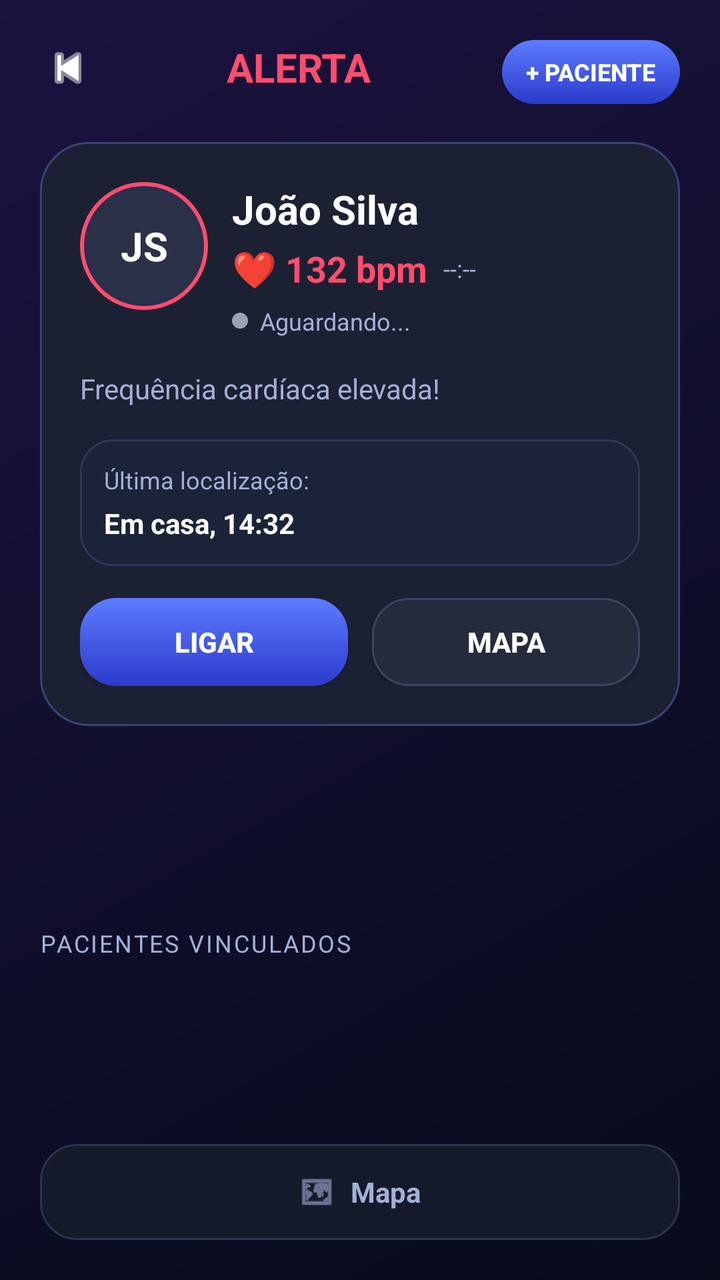
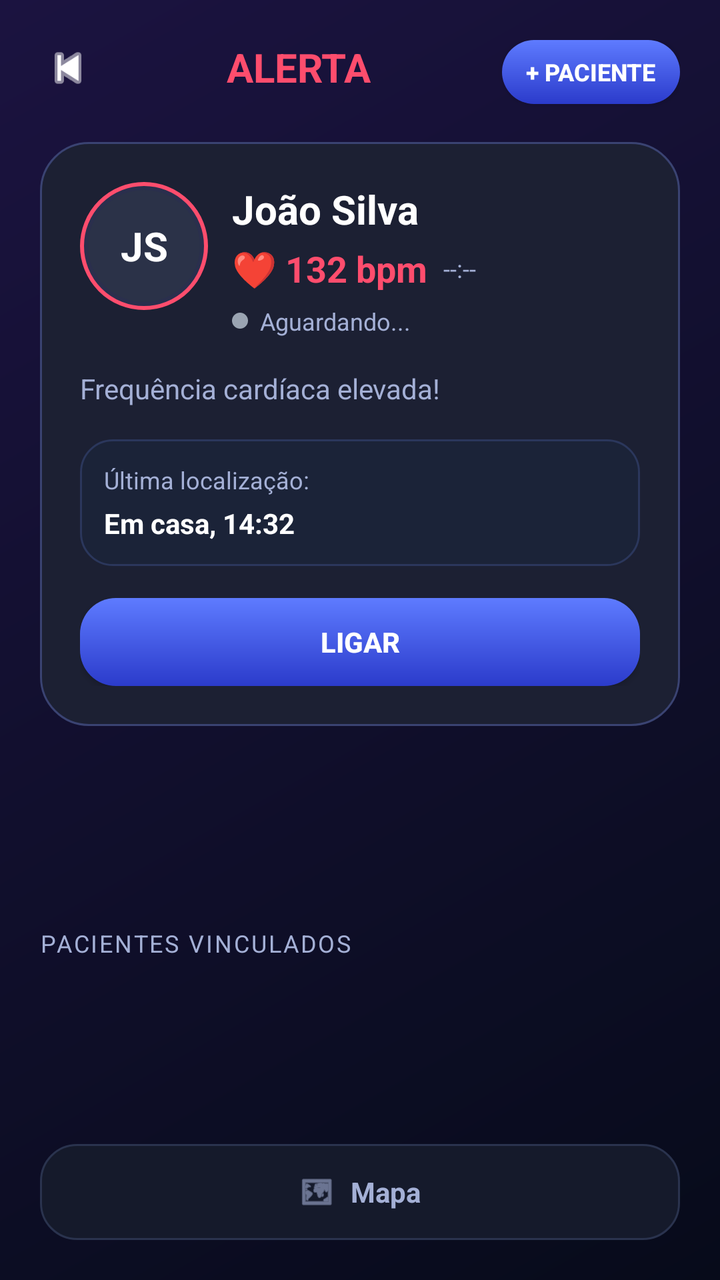

Before-and-after screenshots of an Android layout around one commit, followed by the original layout XML and the change that was made.
<!-- AndroidManifest.xml: activity theme Theme.AppCompat.DayNight.NoActionBar -->
<!-- res/layout/activity_caregiver.xml -->
<?xml version="1.0" encoding="utf-8"?>
<androidx.constraintlayout.widget.ConstraintLayout xmlns:android="http://schemas.android.com/apk/res/android"
    xmlns:app="http://schemas.android.com/apk/res-auto"
    xmlns:tools="http://schemas.android.com/tools"
    android:id="@+id/cl_caregiver_root"
    android:layout_width="match_parent"
    android:layout_height="match_parent"
    android:background="@drawable/bg_caregiver_screen"
    android:padding="20dp"
    tools:context=".CaregiverActivity">

    <ImageView
        android:id="@+id/iv_back"
        android:layout_width="28dp"
        android:layout_height="28dp"
        android:contentDescription="@string/caregiver_back"
        android:src="@android:drawable/ic_media_previous"
        android:tint="@color/caregiver_text_primary"
        app:layout_constraintStart_toStartOf="parent"
        app:layout_constraintTop_toTopOf="parent" />

    <TextView
        android:id="@+id/tv_alert_title"
        android:layout_width="wrap_content"
        android:layout_height="wrap_content"
        android:text="@string/caregiver_alert_title"
        android:textColor="@color/caregiver_alert_red"
        android:textSize="20sp"
        android:textStyle="bold"
        app:layout_constraintEnd_toStartOf="@id/btn_add_paciente"
        app:layout_constraintStart_toEndOf="@id/iv_back"
        app:layout_constraintTop_toTopOf="parent" />

    <Button
        android:id="@+id/btn_add_paciente"
        android:layout_width="wrap_content"
        android:layout_height="32dp"
        android:background="@drawable/bg_caregiver_button_primary"
        android:paddingStart="12dp"
        android:paddingEnd="12dp"
        android:text="+ Paciente"
        android:textColor="@color/caregiver_text_primary"
        android:textSize="12sp"
        android:textStyle="bold"
        app:layout_constraintEnd_toEndOf="parent"
        app:layout_constraintTop_toTopOf="parent" />

    <androidx.constraintlayout.widget.ConstraintLayout
        android:id="@+id/card_alert"
        android:layout_width="0dp"
        android:layout_height="wrap_content"
        android:background="@drawable/bg_caregiver_card"
        android:padding="20dp"
        app:layout_constraintEnd_toEndOf="parent"
        app:layout_constraintStart_toStartOf="parent"
        app:layout_constraintTop_toBottomOf="@id/tv_alert_title"
        android:layout_marginTop="24dp">

        <FrameLayout
            android:id="@+id/avatar_container"
            android:layout_width="64dp"
            android:layout_height="64dp"
            android:background="@drawable/bg_caregiver_avatar_ring"
            android:padding="4dp"
            app:layout_constraintStart_toStartOf="parent"
            app:layout_constraintTop_toTopOf="parent">

            <TextView
                android:id="@+id/tv_avatar_initials"
                android:layout_width="match_parent"
                android:layout_height="match_parent"
                android:background="@drawable/bg_caregiver_avatar_inner"
                android:gravity="center"
                android:text="@string/caregiver_patient_initials"
                android:textColor="@color/caregiver_text_primary"
                android:textSize="20sp"
                android:textStyle="bold" />
        </FrameLayout>

        <TextView
            android:id="@+id/tv_patient_name"
            android:layout_width="wrap_content"
            android:layout_height="wrap_content"
            android:text="@string/caregiver_patient_name"
            android:textColor="@color/caregiver_text_primary"
            android:textSize="20sp"
            android:textStyle="bold"
            app:layout_constraintStart_toEndOf="@id/avatar_container"
            app:layout_constraintTop_toTopOf="@id/avatar_container"
            android:layout_marginStart="12dp" />

        <TextView
            android:id="@+id/tv_bpm_value"
            android:layout_width="wrap_content"
            android:layout_height="wrap_content"
            android:text="@string/caregiver_bpm_value"
            android:textColor="@color/caregiver_alert_red"
            android:textSize="18sp"
            android:textStyle="bold"
            app:layout_constraintStart_toEndOf="@id/avatar_container"
            app:layout_constraintTop_toBottomOf="@id/tv_patient_name"
            android:layout_marginStart="12dp"
            android:layout_marginTop="4dp" />

        <TextView
            android:id="@+id/tv_bpm_timestamp"
            android:layout_width="wrap_content"
            android:layout_height="wrap_content"
            android:text="--:--"
            android:textColor="@color/caregiver_text_secondary"
            android:textSize="12sp"
            app:layout_constraintBottom_toBottomOf="@id/tv_bpm_value"
            app:layout_constraintStart_toEndOf="@id/tv_bpm_value"
            app:layout_constraintTop_toTopOf="@id/tv_bpm_value"
            android:layout_marginStart="8dp" />

        
        <LinearLayout
            android:id="@+id/ll_status_monitoramento"
            android:layout_width="wrap_content"
            android:layout_height="wrap_content"
            android:orientation="horizontal"
            android:gravity="center_vertical"
            app:layout_constraintStart_toEndOf="@id/avatar_container"
            app:layout_constraintTop_toBottomOf="@id/tv_bpm_value"
            android:layout_marginStart="12dp"
            android:layout_marginTop="6dp">

            <View
                android:id="@+id/v_status_dot"
                android:layout_width="8dp"
                android:layout_height="8dp"
                android:background="@drawable/bg_status_dot"
                android:layout_marginEnd="6dp" />

            <TextView
                android:id="@+id/tv_status_monitoramento"
                android:layout_width="wrap_content"
                android:layout_height="wrap_content"
                android:text="Aguardando..."
                android:textColor="@color/caregiver_text_secondary"
                android:textSize="12sp" />
        </LinearLayout>

        <TextView
            android:id="@+id/tv_alert_message"
            android:layout_width="0dp"
            android:layout_height="wrap_content"
            android:text="@string/caregiver_alert_message"
            android:textColor="@color/caregiver_text_secondary"
            android:textSize="14sp"
            app:layout_constraintStart_toStartOf="parent"
            app:layout_constraintTop_toBottomOf="@id/ll_status_monitoramento"
            app:layout_constraintEnd_toEndOf="parent"
            android:layout_marginTop="16dp" />

        <LinearLayout
            android:id="@+id/location_container"
            android:layout_width="0dp"
            android:layout_height="wrap_content"
            android:background="@drawable/bg_caregiver_pill"
            android:orientation="vertical"
            android:padding="12dp"
            app:layout_constraintStart_toStartOf="parent"
            app:layout_constraintTop_toBottomOf="@id/tv_alert_message"
            app:layout_constraintEnd_toEndOf="parent"
            android:layout_marginTop="16dp">

            <TextView
                android:id="@+id/tv_location_label"
                android:layout_width="wrap_content"
                android:layout_height="wrap_content"
                android:text="@string/caregiver_last_location_label"
                android:textColor="@color/caregiver_text_secondary"
                android:textSize="12sp" />

            <TextView
                android:id="@+id/tv_location_value"
                android:layout_width="wrap_content"
                android:layout_height="wrap_content"
                android:layout_marginTop="4dp"
                android:text="@string/caregiver_last_location_value"
                android:textColor="@color/caregiver_text_primary"
                android:textSize="14sp"
                android:textStyle="bold" />
        </LinearLayout>

        <LinearLayout
            android:id="@+id/actions_container"
            android:layout_width="0dp"
            android:layout_height="wrap_content"
            android:orientation="horizontal"
            app:layout_constraintStart_toStartOf="parent"
            app:layout_constraintTop_toBottomOf="@id/location_container"
            app:layout_constraintEnd_toEndOf="parent"
            android:layout_marginTop="16dp">

            <Button
                android:id="@+id/btn_call"
                android:layout_width="0dp"
                android:layout_height="44dp"
                android:layout_weight="1"
                android:background="@drawable/bg_caregiver_button_primary"
                android:text="@string/caregiver_call_button"
                android:textColor="@color/caregiver_text_primary"
                android:textStyle="bold" />

            <Space
                android:layout_width="12dp"
                android:layout_height="wrap_content" />

            <Button
                android:id="@+id/btn_map"
                android:layout_width="0dp"
                android:layout_height="44dp"
                android:layout_weight="1"
                android:background="@drawable/bg_caregiver_button_secondary"
                android:text="@string/caregiver_map_button"
                android:textColor="@color/caregiver_text_primary"
                android:textStyle="bold" />
        </LinearLayout>
    </androidx.constraintlayout.widget.ConstraintLayout>

    <LinearLayout
        android:id="@+id/section_pacientes"
        android:layout_width="0dp"
        android:layout_height="wrap_content"
        android:orientation="vertical"
        app:layout_constraintTop_toBottomOf="@id/card_alert"
        app:layout_constraintStart_toStartOf="parent"
        app:layout_constraintEnd_toEndOf="parent"
        app:layout_constraintBottom_toTopOf="@id/bottom_map"
        android:layout_marginTop="20dp">

        <TextView
            android:id="@+id/tv_label_pacientes"
            android:layout_width="wrap_content"
            android:layout_height="wrap_content"
            android:text="Pacientes vinculados"
            android:textColor="@color/caregiver_text_secondary"
            android:textSize="12sp"
            android:textAllCaps="true"
            android:letterSpacing="0.08"
            android:layout_marginBottom="12dp" />

        <HorizontalScrollView
            android:layout_width="match_parent"
            android:layout_height="wrap_content"
            android:scrollbars="none">

            <LinearLayout
                android:id="@+id/ll_pacientes_secundarios"
                android:layout_width="wrap_content"
                android:layout_height="wrap_content"
                android:orientation="horizontal"
                android:gravity="center_vertical" />
        </HorizontalScrollView>
    </LinearLayout>

    <LinearLayout
        android:id="@+id/bottom_map"
        android:layout_width="0dp"
        android:layout_height="48dp"
        android:layout_marginTop="24dp"
        android:background="@drawable/bg_caregiver_bottom_bar"
        android:gravity="center"
        android:orientation="horizontal"
        app:layout_constraintBottom_toBottomOf="parent"
        app:layout_constraintStart_toStartOf="parent"
        app:layout_constraintEnd_toEndOf="parent">

        <ImageView
            android:layout_width="18dp"
            android:layout_height="18dp"
            android:contentDescription="@null"
            android:src="@android:drawable/ic_menu_mapmode"
            android:tint="@color/caregiver_text_secondary" />

        <TextView
            android:layout_width="wrap_content"
            android:layout_height="wrap_content"
            android:layout_marginStart="8dp"
            android:text="@string/caregiver_bottom_map"
            android:textColor="@color/caregiver_text_secondary"
            android:textStyle="bold" />
    </LinearLayout>

</androidx.constraintlayout.widget.ConstraintLayout>
<!-- resources referenced by this layout -->
<resources>
  <color name="caregiver_alert_red">#FF4D6D</color>
  <color name="caregiver_text_primary">#FFFFFF</color>
  <color name="caregiver_text_secondary">#A4B0D6</color>
  <!-- drawable bg_caregiver_avatar_inner (drawable) -->
  <?xml version="1.0" encoding="utf-8"?>
  <shape xmlns:android="http://schemas.android.com/apk/res/android" android:shape="oval">
      <solid android:color="#2B3248" />
  </shape>
  <!-- drawable bg_caregiver_avatar_ring (drawable) -->
  <?xml version="1.0" encoding="utf-8"?>
  <shape xmlns:android="http://schemas.android.com/apk/res/android" android:shape="oval">
      <solid android:color="#2A2F4D" />
      <stroke android:width="2dp" android:color="#FF4D6D" />
  </shape>
  <!-- drawable bg_caregiver_bottom_bar (drawable) -->
  <?xml version="1.0" encoding="utf-8"?>
  <shape xmlns:android="http://schemas.android.com/apk/res/android" android:shape="rectangle">
      <solid android:color="#151A2B" />
      <corners android:radius="18dp" />
      <stroke android:width="1dp" android:color="#2A334E" />
  </shape>
  <!-- drawable bg_caregiver_button_primary (drawable) -->
  <?xml version="1.0" encoding="utf-8"?>
  <shape xmlns:android="http://schemas.android.com/apk/res/android" android:shape="rectangle">
      <gradient
          android:angle="270"
          android:endColor="#2B3BCB"
          android:startColor="#5E7BFF" />
      <corners android:radius="18dp" />
  </shape>
  <!-- drawable bg_caregiver_button_secondary (drawable) -->
  <?xml version="1.0" encoding="utf-8"?>
  <shape xmlns:android="http://schemas.android.com/apk/res/android" android:shape="rectangle">
      <solid android:color="#252B3D" />
      <corners android:radius="18dp" />
      <stroke android:width="1dp" android:color="#3A4460" />
  </shape>
  <!-- drawable bg_caregiver_card (drawable) -->
  <?xml version="1.0" encoding="utf-8"?>
  <shape xmlns:android="http://schemas.android.com/apk/res/android" android:shape="rectangle">
      <solid android:color="#1C2033" />
      <corners android:radius="24dp" />
      <stroke android:width="1dp" android:color="#3A4372" />
  </shape>
  <!-- drawable bg_caregiver_pill (drawable) -->
  <?xml version="1.0" encoding="utf-8"?>
  <shape xmlns:android="http://schemas.android.com/apk/res/android" android:shape="rectangle">
      <solid android:color="#1B2338" />
      <corners android:radius="16dp" />
      <stroke android:width="1dp" android:color="#2B375C" />
  </shape>
  <!-- drawable bg_caregiver_screen (drawable) -->
  <?xml version="1.0" encoding="utf-8"?>
  <shape xmlns:android="http://schemas.android.com/apk/res/android" android:shape="rectangle">
      <gradient
          android:angle="135"
          android:endColor="#1B1340"
          android:startColor="#070B1A"
          android:type="linear" />
  </shape>
  <!-- drawable bg_status_dot (drawable) -->
  <?xml version="1.0" encoding="utf-8"?>
  <shape xmlns:android="http://schemas.android.com/apk/res/android"
      android:shape="oval">
      <solid android:color="#9AA4B2" />
  </shape>
  <string name="caregiver_alert_message">Frequência cardíaca elevada!</string>
  <string name="caregiver_alert_title">ALERTA</string>
  <string name="caregiver_back">Voltar</string>
  <string name="caregiver_bottom_map">Mapa</string>
  <string name="caregiver_bpm_value">❤ 132 bpm</string>
  <string name="caregiver_call_button">LIGAR</string>
  <string name="caregiver_last_location_label">Última localização:</string>
  <string name="caregiver_last_location_value">Em casa, 14:32</string>
  <string name="caregiver_map_button">MAPA</string>
  <string name="caregiver_patient_initials">JS</string>
  <string name="caregiver_patient_name">João Silva</string>
</resources>

<!-- the commit's change to res/layout/activity_caregiver.xml (unified diff, before → after) -->
@@ -197,25 +197,10 @@
 
             <Button
                 android:id="@+id/btn_call"
-                android:layout_width="0dp"
+                android:layout_width="match_parent"
                 android:layout_height="44dp"
-                android:layout_weight="1"
                 android:background="@drawable/bg_caregiver_button_primary"
                 android:text="@string/caregiver_call_button"
-                android:textColor="@color/caregiver_text_primary"
-                android:textStyle="bold" />
-
-            <Space
-                android:layout_width="12dp"
-                android:layout_height="wrap_content" />
-
-            <Button
-                android:id="@+id/btn_map"
-                android:layout_width="0dp"
-                android:layout_height="44dp"
-                android:layout_weight="1"
-                android:background="@drawable/bg_caregiver_button_secondary"
-                android:text="@string/caregiver_map_button"
                 android:textColor="@color/caregiver_text_primary"
                 android:textStyle="bold" />
         </LinearLayout>
<!-- resource entries referenced after the edit -->
@@ -29,13 +29,6 @@
           android:endColor="#2B3BCB"
           android:startColor="#5E7BFF" />
       <corners android:radius="18dp" />
-  </shape>
-  <!-- drawable bg_caregiver_button_secondary (drawable) -->
-  <?xml version="1.0" encoding="utf-8"?>
-  <shape xmlns:android="http://schemas.android.com/apk/res/android" android:shape="rectangle">
-      <solid android:color="#252B3D" />
-      <corners android:radius="18dp" />
-      <stroke android:width="1dp" android:color="#3A4460" />
   </shape>
   <!-- drawable bg_caregiver_card (drawable) -->
   <?xml version="1.0" encoding="utf-8"?>
@@ -74,7 +67,6 @@
   <string name="caregiver_call_button">LIGAR</string>
   <string name="caregiver_last_location_label">Última localização:</string>
   <string name="caregiver_last_location_value">Em casa, 14:32</string>
-  <string name="caregiver_map_button">MAPA</string>
   <string name="caregiver_patient_initials">JS</string>
   <string name="caregiver_patient_name">João Silva</string>
 </resources>
